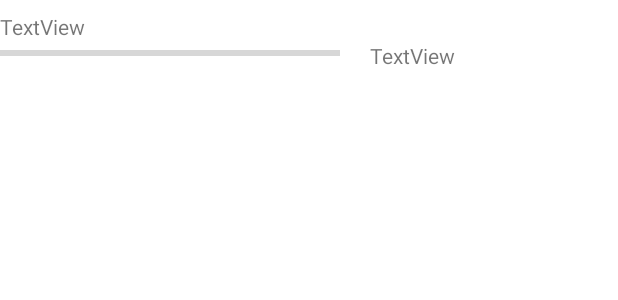
After one commit to PaettyB/MobServApp, an Android app: the layout poll_show_votes_layout.xml on its own in the app's theme, with its tools: preview values and no code run, on a phone screen of 412 x 824 dp. The commit adds this screen. Shown: the top 300 px of the screen. Run offline under Robolectric (Android 15) with nearby library versions, the phone set to English and light mode, and no system bars.

Commit message:
Voting mechanics basics

```diff
--- a/app/src/main/java/fr/eurecom/mobservapp/ui/dashboard/CreatePollFragment.java
+++ b/app/src/main/java/fr/eurecom/mobservapp/ui/dashboard/CreatePollFragment.java
@@ -85,7 +85,7 @@ public class CreatePollFragment extends Fragment {
             String answerI = ((EditText)((LinearLayout)childCard.getChildAt(0)).getChildAt(1)).getText().toString();
             answers.add(answerI);
         }
-        Poll poll = new Poll(binding.titleTextField.getText().toString(), answers, MainActivity.USERNAME, System.currentTimeMillis(), -1, true);
+        Poll poll = new Poll(binding.titleTextField.getText().toString(), answers, MainActivity.USERNAME, System.currentTimeMillis(), -1, false);
         context.addPoll(poll);
         clearFields(view);
     }
--- /dev/null
+++ b/app/src/main/res/layout/poll_show_votes_layout.xml
@@ -0,0 +1,33 @@
+<?xml version="1.0" encoding="utf-8"?>
+<LinearLayout xmlns:android="http://schemas.android.com/apk/res/android"
+    android:layout_width="match_parent"
+    android:layout_height="wrap_content"
+    android:layout_marginTop="8dp"
+    android:orientation="vertical">
+
+    <TextView
+        android:id="@+id/optionText"
+        android:layout_width="match_parent"
+        android:layout_height="wrap_content"
+        android:text="TextView" />
+
+    <LinearLayout
+        android:layout_width="match_parent"
+        android:layout_height="wrap_content">
+
+        <ProgressBar
+            android:id="@+id/progressBar"
+            style="?android:attr/progressBarStyleHorizontal"
+            android:layout_width="138dp"
+            android:layout_height="wrap_content"
+            android:layout_weight="1"
+            android:paddingRight="20dp" />
+
+        <TextView
+            android:id="@+id/voteCount"
+            android:layout_width="wrap_content"
+            android:layout_height="wrap_content"
+            android:layout_weight="1"
+            android:text="TextView" />
+    </LinearLayout>
+</LinearLayout>
```
Also changed, not shown: app/src/main/java/fr/eurecom/mobservapp/MainActivity.java (+21 -14 lines), app/src/main/java/fr/eurecom/mobservapp/polls/Poll.java (+25 -11 lines), app/src/main/java/fr/eurecom/mobservapp/ui/home/PollListAdapter.java (+43 -12 lines).
